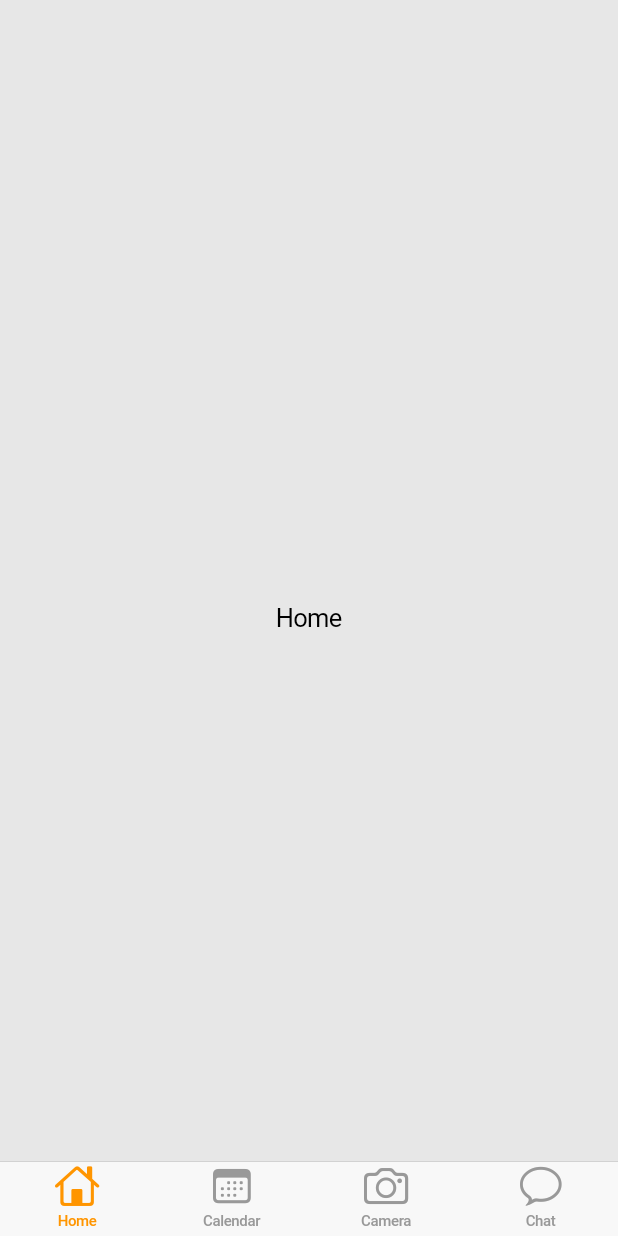
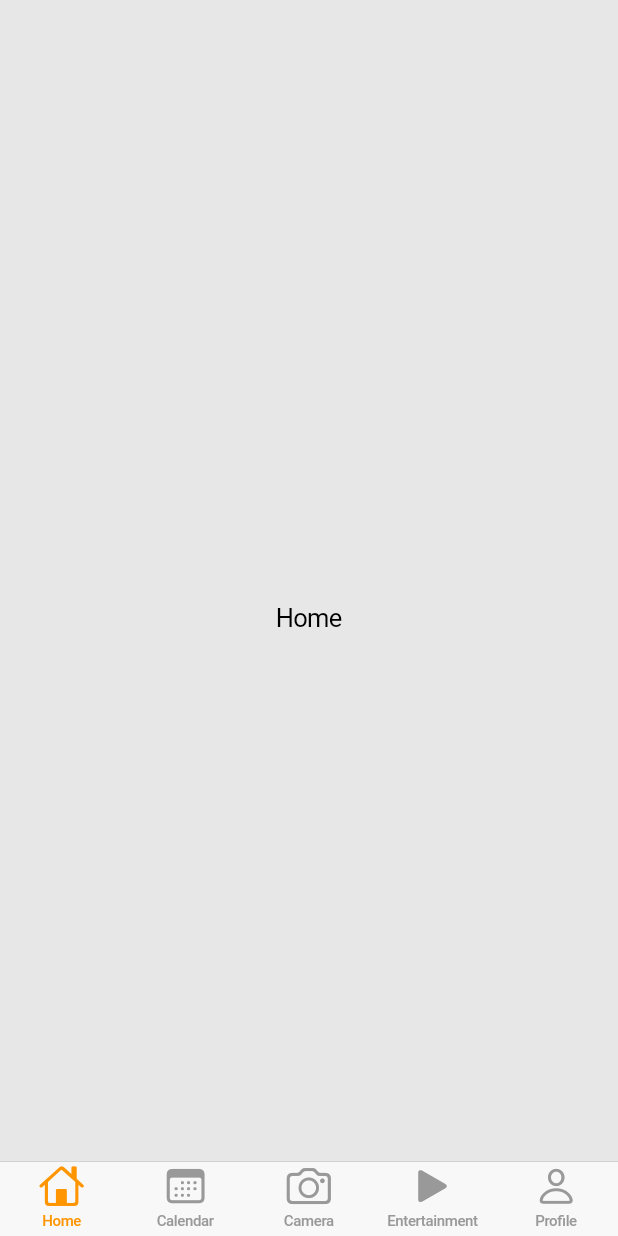
Before and after one commit to SKT-FLY-AI/frontend, a Flutter app: the MainScreen screen opened directly, on a phone screen of 412 x 824 dp. Run offline on Flutter 3.47's test engine with Material 3 defaults, Android fonts, the phone set to English and light mode, and no system bars; our stand-ins replace camera, image_picker.

Commit message:
Simple navbar implemented

```diff
--- a/golden_retriever_app/lib/main.dart
+++ b/golden_retriever_app/lib/main.dart
@@ -1,5 +1,7 @@
+// main.dart
 import 'package:flutter/cupertino.dart';
 import 'screens/login_screen.dart';
+import 'screens/main_screen.dart';
 
 void main() {
   runApp(const MyApp());
--- a/golden_retriever_app/lib/screens/calendar_screen.dart
+++ b/golden_retriever_app/lib/screens/calendar_screen.dart
@@ -1,3 +1,4 @@
+// calendar_screen.dart
 import 'package:flutter/cupertino.dart';
 
 class CalendarScreen extends StatelessWidget {
--- a/golden_retriever_app/lib/screens/login_screen.dart
+++ b/golden_retriever_app/lib/screens/login_screen.dart
@@ -1,3 +1,4 @@
+// login_screen.dart
 import 'package:flutter/cupertino.dart';
 import 'main_screen.dart';
 
--- a/golden_retriever_app/lib/screens/main_screen.dart
+++ b/golden_retriever_app/lib/screens/main_screen.dart
@@ -1,7 +1,9 @@
+// main_screen.dart
 import 'package:flutter/cupertino.dart';
 import 'calendar_screen.dart';
 import 'capture_screen.dart';
-import 'image_upload_screen.dart';
+import 'entertainment_screen.dart';
+import 'profile_screen.dart'; // 추가
 
 class MainScreen extends StatelessWidget {
   const MainScreen({super.key});
@@ -24,13 +26,14 @@ class MainScreen extends StatelessWidget {
             label: 'Camera',
           ),
           BottomNavigationBarItem(
-            icon: Icon(CupertinoIcons.chat_bubble),
-            label: 'Chat',
+            icon: Icon(CupertinoIcons.play_arrow_solid),
+            label: 'Entertainment',
+          ),
+          BottomNavigationBarItem(
+            icon: Icon(CupertinoIcons.person),
+            label: 'Profile',
           ),
         ],
-        onTap: (index) {
-          // 탭 변경 시 동작을 여기에 구현할 수 있습니다.
-        },
       ),
       tabBuilder: (context, index) {
         switch (index) {
@@ -48,7 +51,11 @@ class MainScreen extends StatelessWidget {
             );
           case 3:
             return CupertinoTabView(
-              builder: (context) => const ImageUploadScreen(),
+              builder: (context) => const EntertainmentScreen(),
+            );
+          case 4:
+            return CupertinoTabView(
+              builder: (context) => const ProfileScreen(), // 내정보 화면 연결
             );
           default:
             return CupertinoTabView(
```
Also changed, not shown: golden_retriever_app/lib/screens/capture_screen.dart (+28 -19 lines), golden_retriever_app/lib/screens/entertainment_screen.dart (added, +18 -0 lines), golden_retriever_app/lib/screens/image_upload_screen.dart (+7 -6 lines), golden_retriever_app/lib/screens/profile_screen.dart (added, +18 -0 lines), golden_retriever_app/pubspec.yaml (+7 -70 lines), golden_retriever_app/pubspec.lock, 4 other files.
